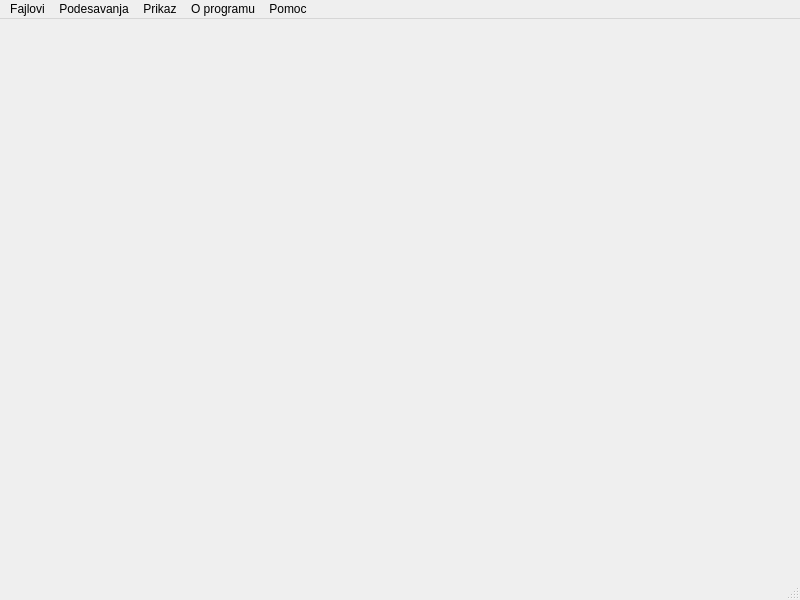
Before: the Qt Designer form ProjectAlmond/glavniprozor.ui in bozidarrr/RS15-14, drawn with Qt 5.
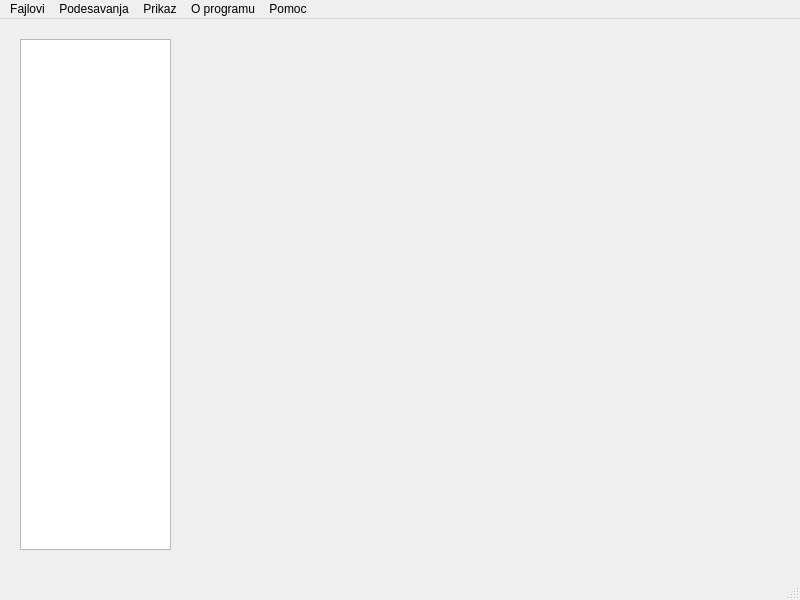
After: the same form once the commit is applied. Icons and pictures are not drawn.

The edit to the form file:
```diff
--- a/ProjectAlmond/glavniprozor.ui
+++ b/ProjectAlmond/glavniprozor.ui
@@ -48,6 +48,22 @@
    <property name="autoFillBackground">
     <bool>true</bool>
    </property>
+   <widget class="QTextBrowser" name="zaInformacije">
+    <property name="geometry">
+     <rect>
+      <x>20</x>
+      <y>20</y>
+      <width>151</width>
+      <height>511</height>
+     </rect>
+    </property>
+    <property name="sizePolicy">
+     <sizepolicy hsizetype="Preferred" vsizetype="Preferred">
+      <horstretch>0</horstretch>
+      <verstretch>0</verstretch>
+     </sizepolicy>
+    </property>
+   </widget>
   </widget>
   <widget class="QMenuBar" name="menubar">
    <property name="geometry">
```
